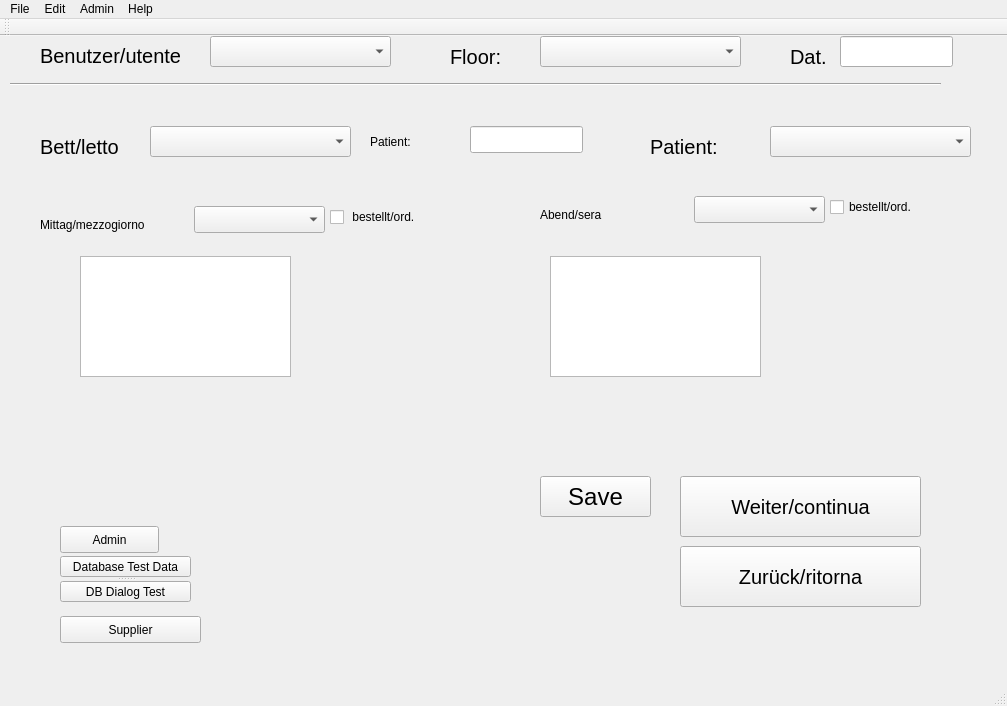
Before: the Qt Designer form MealAdmin/mainwindow.ui in WernerHugendubel/mealadmin, drawn with Qt 5.
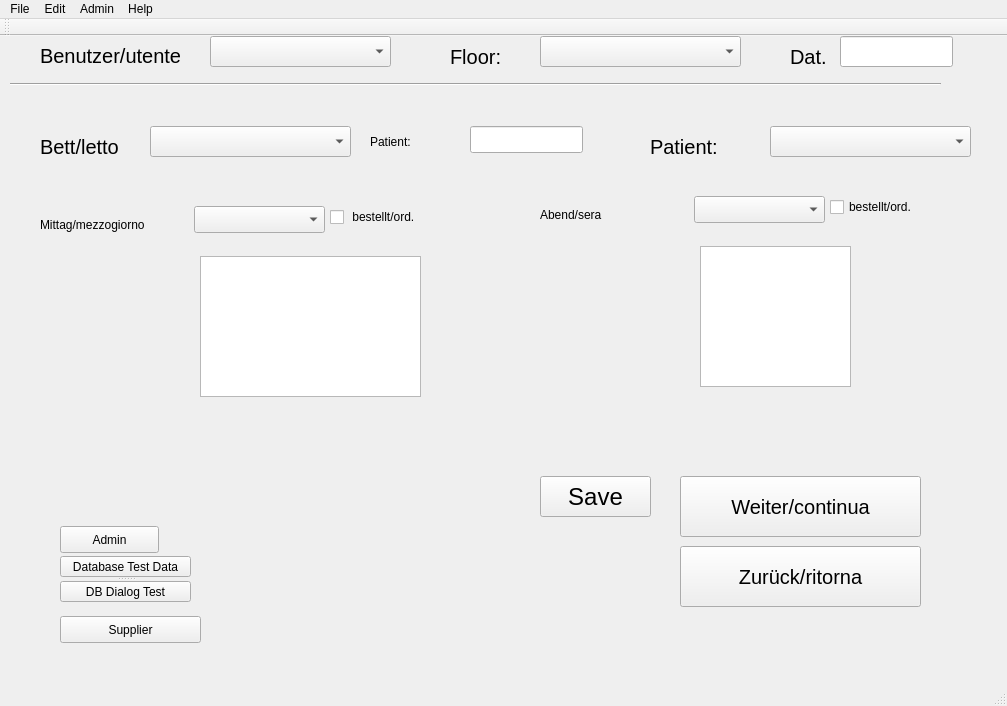
After: the same form once the commit is applied.

Commit message:
mainwindows combo Mittag, combo Abend, tableview dishes mittag dishes abend fertiggestellt.
Es fehlt noch Patient anzeigen

What changed in the file:
```diff
--- a/MealAdmin/mainwindow.ui
+++ b/MealAdmin/mainwindow.ui
@@ -324,26 +324,6 @@
      <string>Patient:</string>
     </property>
    </widget>
-   <widget class="QListView" name="listViewMittag">
-    <property name="geometry">
-     <rect>
-      <x>80</x>
-      <y>220</y>
-      <width>211</width>
-      <height>121</height>
-     </rect>
-    </property>
-   </widget>
-   <widget class="QListView" name="listViewAbend">
-    <property name="geometry">
-     <rect>
-      <x>550</x>
-      <y>220</y>
-      <width>211</width>
-      <height>121</height>
-     </rect>
-    </property>
-   </widget>
    <widget class="QLabel" name="labelBed_3">
     <property name="geometry">
      <rect>
@@ -410,6 +390,26 @@
      </font>
     </property>
    </widget>
+   <widget class="QTableView" name="tableViewMid">
+    <property name="geometry">
+     <rect>
+      <x>200</x>
+      <y>220</y>
+      <width>221</width>
+      <height>141</height>
+     </rect>
+    </property>
+   </widget>
+   <widget class="QTableView" name="tableViewEv">
+    <property name="geometry">
+     <rect>
+      <x>700</x>
+      <y>210</y>
+      <width>151</width>
+      <height>141</height>
+     </rect>
+    </property>
+   </widget>
   </widget>
   <widget class="QMenuBar" name="menuBar">
    <property name="geometry">
```
The commit also changes 2 other files.
